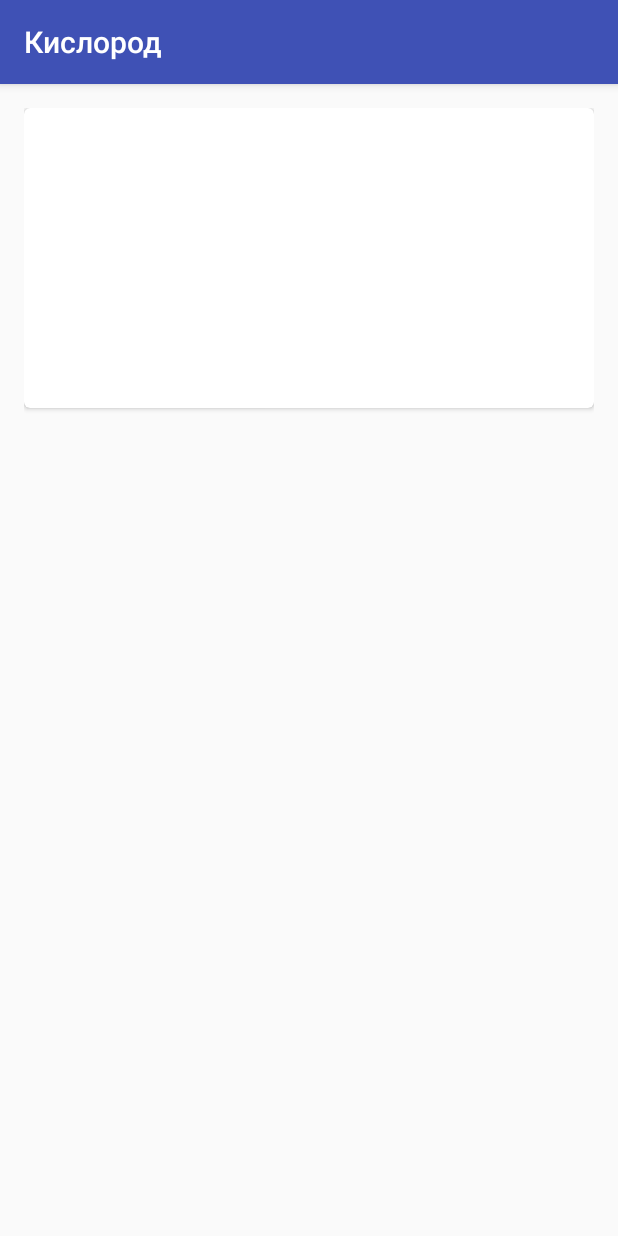
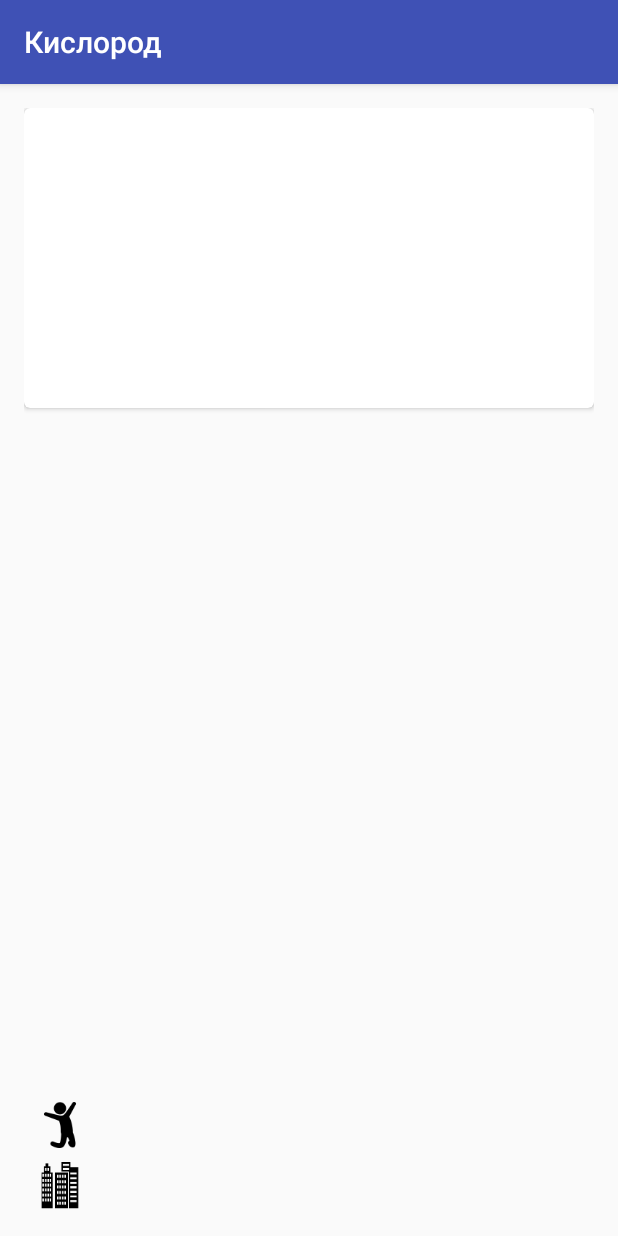
Before and after one commit to ayrat-playground/oxygen, an Android app: the GroundActivity screen opened directly, with no data from a screen before it, on a phone screen of 412 x 824 dp. Run offline under Robolectric (Android 15) with nearby library versions, the phone set to English and light mode, and no system bars.

Commit message:
Добавлена возможность перехода в меню выбора деятельсти из площадок

```diff
--- a/app/src/main/AndroidManifest.xml
+++ b/app/src/main/AndroidManifest.xml
@@ -17,7 +17,7 @@
             </intent-filter>
         </activity>
         <activity
-            android:name=".SportsActivity"
+            android:name=".SportActivity"
             android:label="@string/app_name" >
         </activity>
         <activity
--- a/app/src/main/java/com/badykov/ayrat/swkazan/DistrictActivity.java
+++ b/app/src/main/java/com/badykov/ayrat/swkazan/DistrictActivity.java
@@ -3,7 +3,6 @@ package com.badykov.ayrat.swkazan;
 import android.content.Intent;
 import android.support.v7.app.ActionBarActivity;
 import android.os.Bundle;
-import android.support.v7.internal.widget.AdapterViewCompat;
 import android.view.View;
 import android.widget.AdapterView;
 import android.widget.ListView;
@@ -50,7 +49,7 @@ public class DistrictActivity extends ActionBarActivity {
             @Override
             public void onItemClick(AdapterView<?> parent, View view,
                                     int position, long id) {
-                Intent intent = new Intent(DistrictActivity.this, SportsActivity.class);
+                Intent intent = new Intent(DistrictActivity.this, SportActivity.class);
                 String clickedDistrictName =(String) parent.getItemAtPosition(position);
                 intent.putExtra("DistrictName",clickedDistrictName);
                 DistrictActivity.this.startActivity(intent);
--- a/app/src/main/java/com/badykov/ayrat/swkazan/GroundActivity.java
+++ b/app/src/main/java/com/badykov/ayrat/swkazan/GroundActivity.java
@@ -1,9 +1,12 @@
 package com.badykov.ayrat.swkazan;
 
+import android.content.Intent;
 import android.os.Bundle;
 import android.support.v7.app.ActionBarActivity;
 import android.view.Menu;
 import android.view.MenuItem;
+import android.view.View;
+import android.widget.TextView;
 
 
 public class GroundActivity extends ActionBarActivity {
@@ -12,6 +15,40 @@ public class GroundActivity extends ActionBarActivity {
     protected void onCreate(Bundle savedInstanceState) {
         super.onCreate(savedInstanceState);
         setContentView(R.layout.ground_activity);
+        setDistrictName();
+        setSportName();
+
+    }
+
+    private void setDistrictName(){
+        Intent startedIntent=getIntent();
+        String districtName=startedIntent.getStringExtra("DistrictName");
+        TextView toShowDistrictName=(TextView)findViewById(R.id.text);
+        toShowDistrictName.setText(districtName);
+    }
+    private void setSportName(){
+        Intent startedIntent=getIntent();
+        String sportName=startedIntent.getStringExtra("SportName");
+        TextView toShowDistrictName=(TextView)findViewById(R.id.text1);
+        toShowDistrictName.setText(sportName);
+    }
+
+    public void onDistrictClick(View v){
+
+        Intent intent = new Intent(GroundActivity.this, DistrictActivity.class);
+        intent.addFlags(Intent.FLAG_ACTIVITY_CLEAR_TOP);
+        GroundActivity.this.startActivity(intent);
+
+    }
+
+    public void onSportClick(View v){
+        Intent startedIntent=getIntent();
+        Intent intent = new Intent(GroundActivity.this, SportActivity.class);
+        String districtName=startedIntent.getStringExtra("DistrictName");
+        intent.addFlags(Intent.FLAG_ACTIVITY_CLEAR_TOP);
+        intent.putExtra("DistrictName",districtName);
+        GroundActivity.this.startActivity(intent);
+
     }
 
 
--- a/app/src/main/res/layout/activity_sports.xml
+++ b/app/src/main/res/layout/activity_sports.xml
@@ -3,7 +3,11 @@
 <RelativeLayout xmlns:android="http://schemas.android.com/apk/res/android"
     android:orientation="vertical"
     android:layout_width="fill_parent"
-    android:layout_height="fill_parent" >
+    android:layout_height="fill_parent"
+    android:paddingLeft="@dimen/activity_horizontal_margin"
+    android:paddingRight="@dimen/activity_horizontal_margin"
+    android:paddingTop="@dimen/activity_vertical_margin"
+    android:paddingBottom="@dimen/activity_vertical_margin" >
 
 
 
--- a/app/src/main/res/layout/ground_activity.xml
+++ b/app/src/main/res/layout/ground_activity.xml
@@ -20,4 +20,74 @@
     </android.support.v7.widget.CardView>
 
 
+    <LinearLayout
+        android:layout_width="fill_parent"
+        android:layout_height="40dp"
+        android:orientation="horizontal"
+        android:onClick="onSportClick"
+        android:clickable="true"
+        android:focusable="true"
+        android:layout_above="@+id/district_name"
+        android:paddingBottom="5dp"
+
+
+
+        >
+
+        <ImageView
+            android:id="@+id/image1"
+            android:layout_width="wrap_content"
+            android:layout_height="wrap_content"
+            android:src="@drawable/sport"
+            android:layout_alignParentLeft="true"
+
+
+            />
+
+        <TextView
+            android:id="@+id/text1"
+            android:layout_width="fill_parent"
+            android:layout_height="fill_parent"
+            android:gravity="center"
+            android:textSize="15dp"
+            android:textAppearance="@style/Style.Item"
+            />
+
+    </LinearLayout>
+    <LinearLayout
+        android:id="@+id/district_name"
+        android:layout_width="fill_parent"
+        android:layout_height="35dp"
+        android:orientation="horizontal"
+        android:onClick="onDistrictClick"
+        android:clickable="true"
+        android:focusable="true"
+        android:layout_alignParentBottom="true"
+
+
+
+        >
+
+        <ImageView
+            android:id="@+id/image"
+            android:layout_width="wrap_content"
+            android:layout_height="wrap_content"
+            android:src="@drawable/district"
+            android:layout_alignParentLeft="true"
+
+
+            />
+
+        <TextView
+            android:id="@+id/text"
+            android:layout_width="fill_parent"
+            android:layout_height="fill_parent"
+            android:gravity="center"
+            android:textSize="15dp"
+            android:textAppearance="@style/Style.Item"
+            />
+
+    </LinearLayout>
+
+
 </RelativeLayout>
--- a/app/src/main/res/menu/menu_sports.xml
+++ b/app/src/main/res/menu/menu_sports.xml
@@ -1,7 +1,7 @@
 <menu xmlns:android="http://schemas.android.com/apk/res/android"
     xmlns:app="http://schemas.android.com/apk/res-auto"
     xmlns:tools="http://schemas.android.com/tools"
-    tools:context="com.badykov.ayrat.swkazan.SportsActivity">
+    tools:context="com.badykov.ayrat.swkazan.SportActivity">
     <item android:id="@+id/action_settings" android:title="@string/action_settings"
         android:orderInCategory="100" app:showAsAction="never" />
 </menu>
```
Also changed, not shown: app/src/main/java/com/badykov/ayrat/swkazan/SportActivity.java (added, +92 -0 lines), app/src/main/res/drawable-hdpi/sport.png (added), app/src/main/res/drawable-mdpi/sport.png (added), app/src/main/res/drawable-xhdpi/sport.png (added), app/src/main/res/drawable-xxhdpi/sport.png (added), app/src/main/res/mipmap-xxxhdpi/sport.png (added), app/src/main/sport-web.png (added), 1 other file.
